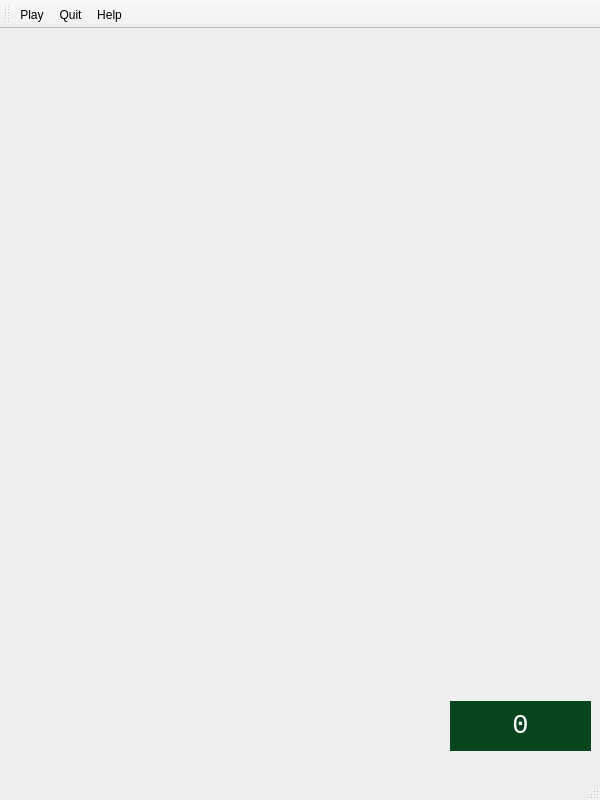
Lagui-dev/MakeTen, file app/views/mainwindow.ui: the form before one commit.
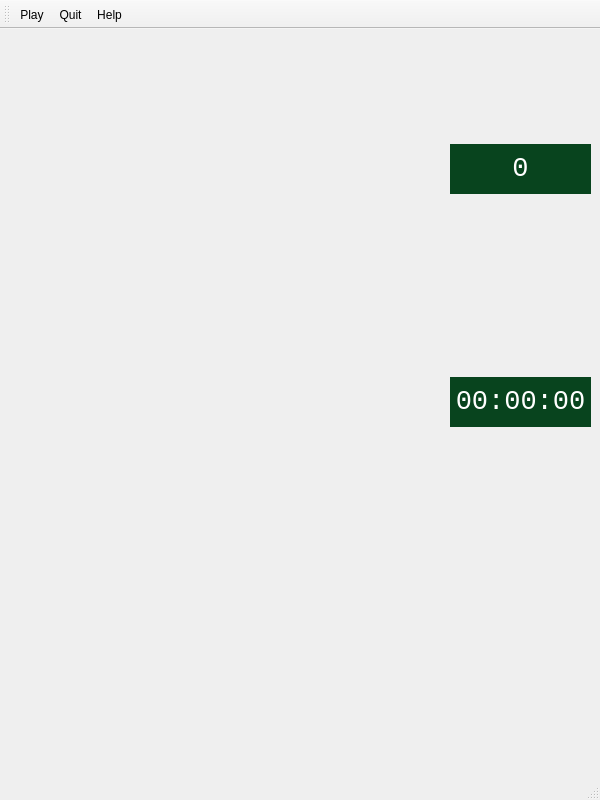
The form after the commit. Icons and pictures are not drawn.

Commit message: correction, rename variables check if last card in deck

The edit to the form file:
```diff
--- a/app/views/mainwindow.ui
+++ b/app/views/mainwindow.ui
@@ -60,53 +60,29 @@
       </property>
      </widget>
     </item>
-    <item row="3" column="1">
-     <widget class="QPushButton" name="pushButton_8">
-      <property name="minimumSize">
+    <item row="0" column="3">
+     <widget class="QLabel" name="lblNumberOfCards">
+      <property name="maximumSize">
        <size>
-        <width>128</width>
-        <height>191</height>
+        <width>16777215</width>
+        <height>50</height>
        </size>
       </property>
-      <property name="text">
-       <string/>
+      <property name="font">
+       <font>
+        <family>Consolas</family>
+        <pointsize>20</pointsize>
+       </font>
       </property>
-      <property name="iconSize">
-       <size>
-        <width>100</width>
-        <height>152</height>
-       </size>
+      <property name="styleSheet">
+       <string notr="true">background-color: #08441e;
+color: rgb(255, 255, 255);</string>
       </property>
-      <property name="checkable">
-       <bool>false</bool>
-      </property>
-      <property name="flat">
-       <bool>true</bool>
-      </property>
-     </widget>
-    </item>
-    <item row="3" column="2">
-     <widget class="QPushButton" name="pushButton_9">
-      <property name="minimumSize">
-       <size>
-        <width>128</width>
-        <height>191</height>
-       </size>
-      </property>
       <property name="text">
-       <string/>
+       <string>0</string>
       </property>
-      <property name="iconSize">
-       <size>
-        <width>100</width>
-        <height>152</height>
-       </size>
-      </property>
-      <property name="checkable">
-       <bool>false</bool>
-      </property>
-      <property name="flat">
-       <bool>true</bool>
+      <property name="alignment">
+       <set>Qt::AlignCenter</set>
       </property>
      </widget>
     </item>
@@ -241,7 +217,33 @@
       </property>
      </widget>
     </item>
-    <item row="3" column="0">
+    <item row="1" column="3">
+     <widget class="QLabel" name="lblChrono">
+      <property name="maximumSize">
+       <size>
+        <width>16777215</width>
+        <height>50</height>
+       </size>
+      </property>
+      <property name="font">
+       <font>
+        <family>Consolas</family>
+        <pointsize>20</pointsize>
+       </font>
+      </property>
+      <property name="styleSheet">
+       <string notr="true">background-color: #08441e;
+color: rgb(255, 255, 255);</string>
+      </property>
+      <property name="text">
+       <string>00:00:00</string>
+      </property>
+      <property name="alignment">
+       <set>Qt::AlignCenter</set>
+      </property>
+     </widget>
+    </item>
+    <item row="2" column="0">
      <widget class="QPushButton" name="pushButton_7">
       <property name="minimumSize">
        <size>
@@ -266,29 +268,53 @@
       </property>
      </widget>
     </item>
-    <item row="4" column="3">
-     <widget class="QLabel" name="lblNumberOfCards">
-      <property name="maximumSize">
+    <item row="2" column="1">
+     <widget class="QPushButton" name="pushButton_8">
+      <property name="minimumSize">
        <size>
-        <width>16777215</width>
-        <height>50</height>
+        <width>128</width>
+        <height>191</height>
        </size>
       </property>
-      <property name="font">
-       <font>
-        <family>Consolas</family>
-        <pointsize>20</pointsize>
-       </font>
+      <property name="text">
+       <string/>
       </property>
-      <property name="styleSheet">
-       <string notr="true">background-color: #08441e;
-color: rgb(255, 255, 255);</string>
+      <property name="iconSize">
+       <size>
+        <width>100</width>
+        <height>152</height>
+       </size>
       </property>
+      <property name="checkable">
+       <bool>false</bool>
+      </property>
+      <property name="flat">
+       <bool>true</bool>
+      </property>
+     </widget>
+    </item>
+    <item row="2" column="2">
+     <widget class="QPushButton" name="pushButton_9">
+      <property name="minimumSize">
+       <size>
+        <width>128</width>
+        <height>191</height>
+       </size>
+      </property>
       <property name="text">
-       <string>0</string>
+       <string/>
       </property>
-      <property name="alignment">
-       <set>Qt::AlignCenter</set>
+      <property name="iconSize">
+       <size>
+        <width>100</width>
+        <height>152</height>
+       </size>
+      </property>
+      <property name="checkable">
+       <bool>false</bool>
+      </property>
+      <property name="flat">
+       <bool>true</bool>
       </property>
      </widget>
     </item>
```
Left out of the diff: 112 changed lines with no effect on the pictures. The commit also changes 5 other files.
